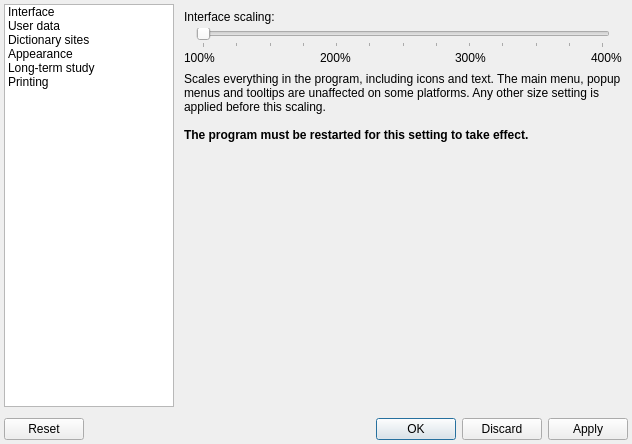
Above: settingsform.ui from z1dev/zkanji before the change. Below: the same form after it.
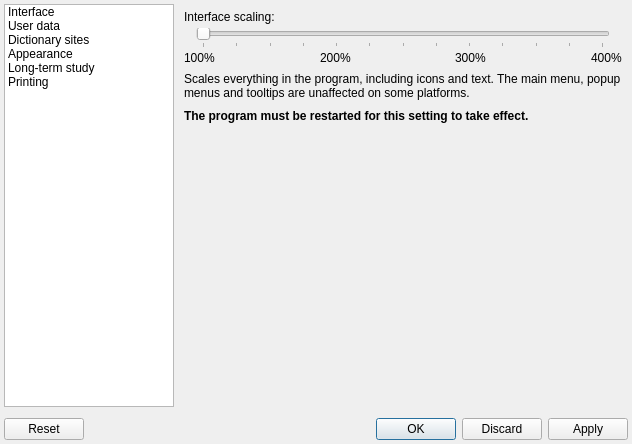
That is the form after the change. The open tabs and pages were chosen to show the change. Icons and pictures are not drawn. Custom widgets are drawn as their Qt base class.

```diff
--- a/settingsform.ui
+++ b/settingsform.ui
@@ -2641,7 +2641,7 @@
                <verstretch>0</verstretch>
               </sizepolicy>
              </property>
-             <layout class="QVBoxLayout" name="verticalLayout_4" stretch="0,0,0,1">
+             <layout class="QVBoxLayout" name="verticalLayout_4" stretch="0,0,0,0,0,1">
               <property name="spacing">
                <number>4</number>
               </property>
@@ -2798,8 +2798,39 @@
               <item>
                <widget class="QLabel" name="label_47">
                 <property name="text">
-                 <string>&lt;p&gt;Scales everything in the program, including icons and text. The main menu, popup menus and tooltips are unaffected on some platforms. Any other size setting is applied before this scaling.&lt;br/&gt;
-&lt;br/&gt;&lt;b&gt;The program must be restarted for this setting to take effect.&lt;/b&gt;&lt;/p&gt;</string>
+                 <string>Scales everything in the program, including icons and text. The main menu, popup menus and tooltips are unaffected on some platforms.</string>
+                </property>
+                <property name="wordWrap">
+                 <bool>true</bool>
+                </property>
+               </widget>
+              </item>
+              <item>
+               <spacer name="verticalSpacer_3">
+                <property name="orientation">
+                 <enum>Qt::Vertical</enum>
+                </property>
+                <property name="sizeType">
+                 <enum>QSizePolicy::Fixed</enum>
+                </property>
+                <property name="sizeHint" stdset="0">
+                 <size>
+                  <width>20</width>
+                  <height>5</height>
+                 </size>
+                </property>
+               </spacer>
+              </item>
+              <item>
+               <widget class="QLabel" name="label_148">
+                <property name="font">
+                 <font>
+                  <weight>75</weight>
+                  <bold>true</bold>
+                 </font>
+                </property>
+                <property name="text">
+                 <string>The program must be restarted for this setting to take effect.</string>
                 </property>
                 <property name="wordWrap">
                  <bool>true</bool>
@@ -5691,6 +5722,12 @@
    <extends>QLineEdit</extends>
    <header>zlineedit.h</header>
   </customwidget>
+  <customwidget>
+   <class>DialogWindow</class>
+   <extends>QMainWindow</extends>
+   <header>dialogwindow.h</header>
+   <container>1</container>
+  </customwidget>
   <customwidget>
    <class>ZListBox</class>
    <extends>QTableView</extends>
@@ -5701,12 +5738,6 @@
    <extends>QTableView</extends>
    <header>zlistview.h</header>
   </customwidget>
-  <customwidget>
-   <class>DialogWindow</class>
-   <extends>QMainWindow</extends>
-   <header>dialogwindow.h</header>
-   <container>1</container>
-  </customwidget>
   <customwidget>
    <class>ZColorComboBox</class>
    <extends>QComboBox</extends>
```
Left out of the diff: 345 changed lines with no effect on the pictures.
